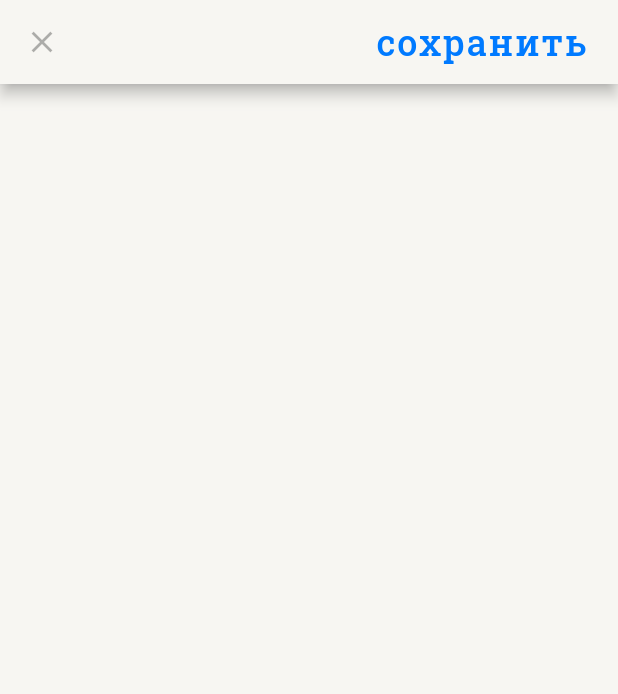
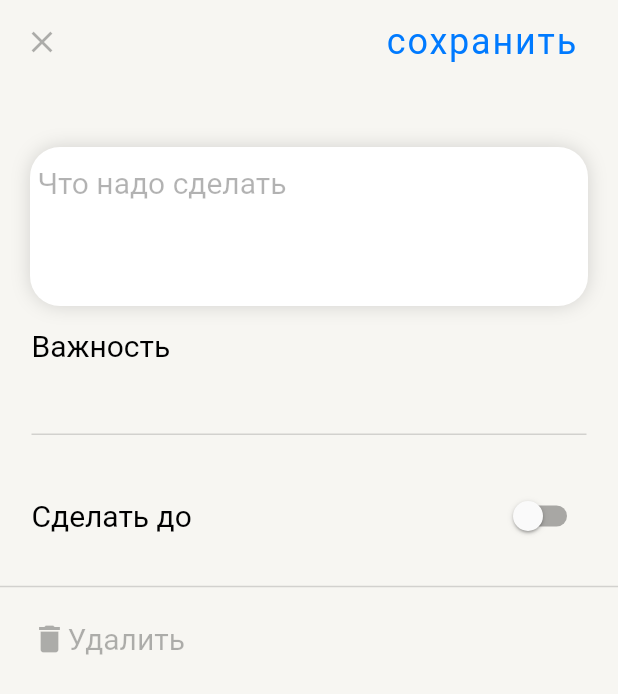
Before and after one commit to medvalna/ToDoList, a Flutter app: the screen it shows after launch, after a tap on the "add" icon, on a phone screen of 412 x 824 dp. Shown: the top 694 px of the screen. Run offline on Flutter 3.47's test engine with Material 2 defaults, Android fonts, the phone set to English and light mode, and no system bars.

Commit message:
full UI of 2 pages

```diff
--- a/lib/adaptivity/colours.dart
+++ b/lib/adaptivity/colours.dart
@@ -2,6 +2,8 @@ import 'package:flutter/material.dart';
 
 const Color maintext = Color(0xFF000000);
 const Color secondarytext = Color(0x4D000000);
+const Color separator = Color(0x33000000);
+const Color disable = Color(0x26000000);
 const Color back_light = Color(0xFFF7F6F2);
 const Color tileback_light = Color(0xFFFFFFFF);
 const Color add = Color(0xFF007AFF);
--- a/lib/main.dart
+++ b/lib/main.dart
@@ -34,7 +34,7 @@ class _HomepageState extends State<Homepage> {
     return MaterialApp(
       title: 'Flutter Demo',
       theme: ThemeData(
-        fontFamily: 'RobotoSlab',
+        //fontFamily: 'RobotoSlab',
       ),
       home: Scaffold(
         backgroundColor: back_light,
--- a/lib/pages/addScreen.dart
+++ b/lib/pages/addScreen.dart
@@ -7,10 +7,9 @@ import 'package:to_do_list/widgets/tasklist.dart';
 
 import 'package:to_do_list/adaptivity/font_sizes.dart';
 
-
-
 class addScreen extends StatefulWidget {
   addScreen({key}) : super();
+
   @override
   State<StatefulWidget> createState() {
     //TODO implement state
@@ -18,11 +17,15 @@ class addScreen extends StatefulWidget {
     return _addScreen();
   }
 }
+
 class _addScreen extends State<addScreen> {
   int _saved;
+  bool _calendar;
+
   @override
   void initState() {
     _saved = 0;
+    _calendar = false;
     super.initState();
   }
 
@@ -31,6 +34,7 @@ class _addScreen extends State<addScreen> {
     return Scaffold(
       backgroundColor: back_light,
       appBar: AppBar(
+        elevation: 0,
         backgroundColor: back_light,
         leading: IconButton(
           onPressed: () {
@@ -46,29 +50,140 @@ class _addScreen extends State<addScreen> {
           children: <Widget>[
             new Spacer(),
             SizedBox(
-              width:150,
-                child:FloatingActionButton(
+              width: 150,
+              child: FloatingActionButton(
                 elevation: 0,
                 backgroundColor: back_light,
-                  shape: BeveledRectangleBorder(
-                      borderRadius: BorderRadius.zero
-                  ),
-                  child: Text('сохранить',
+                shape: BeveledRectangleBorder(borderRadius: BorderRadius.zero),
+                child: Text(
+                  'сохранить',
                   style: TextStyle(fontSize: button, color: add),
                 ),
-                  onPressed: () =>
-                  {
+                onPressed: () => {
                   _saved = _saved + 1,
                   print(_saved),
                   Navigator.pop(context),
                 },
               ),
             ),
+          ],
+        ),
+      ),
+      body: Container(
+        child: Column(
+          children: [
+            Container(
+              margin: EdgeInsets.only(top: 42, left: 20, right: 20),
+              padding: EdgeInsets.all(5),
+              decoration: BoxDecoration(
+                color: tileback_light,
+                borderRadius: BorderRadius.circular(20),
+                boxShadow: const [
+                  BoxShadow(
+                      color: disable,
+                      offset: Offset(0.0, 0.0),
+                      blurRadius: 10.0,
+                      spreadRadius: 0.0),
+                ],
+              ),
+              child: SizedBox(
+                height: 96,
+                child: TextField(
+                  controller: TextEditingController(),
+                  decoration: InputDecoration(
+                    contentPadding: EdgeInsets.only(bottom: 10),
+                    border: InputBorder.none,
+                    hintText: "Что надо сделать",
+                    hintStyle: TextStyle(color: secondarytext, fontSize: body),
+                  ),
+                ),
+              ),
+            ),
+            Container(
+              //color: tileback_light,
+              margin: EdgeInsets.only(top: 10, left: 16, right: 16, bottom: 10),
+              padding: EdgeInsets.all(5),
+              child: Column(
+                children: [
+                  Align(
+                    alignment: Alignment.topLeft,
+                    child: Text(
+                      "Важность",
+                      style: TextStyle(color: maintext, fontSize: body),
+                    ),
+                  ),
+                  TextField(
+                    controller: TextEditingController(),
+                    decoration: InputDecoration(
+                      enabledBorder: UnderlineInputBorder(
+                        borderSide: BorderSide(color: disable),
+                      ),
+                      focusedBorder: UnderlineInputBorder(
+                        borderSide: BorderSide(color: disable),
+                      ),
+                    ),
+                  ),
+                ],
+              ),
+            ),
+            Container(
+              //color: tileback_light,
+              margin: EdgeInsets.only(top: 10, left: 16, right: 16, bottom: 10),
+              padding: EdgeInsets.all(5),
+              child: Column(
+                children: [
+                  Align(
+                    alignment: Alignment.topLeft,
+                    child: Row(
+                      children: [
+                        Text(
+                          "Сделать до",
+                          style: TextStyle(color: maintext, fontSize: body),
+                        ),
+                        new Spacer(),
+                        Switch(
+                          value: _calendar,
+                          activeColor: add,
+                          onChanged: (bool value) {
+                            setState(() {
+                              _calendar = value;
+                              print(_calendar);
+                            });
+                          },
+                        ),
+                      ],
+                    ),
+                  ),
+                ],
+              ),
+            ),
+            const Divider(
+              color: disable,
+              thickness: 1,
+              indent: 0,
+              endIndent: 0,
+            ),
+            Container(
+              margin: EdgeInsets.only(top: 10, left: 16, right: 16, bottom: 10),
+              padding: EdgeInsets.all(5),
+              child: Align(
+                alignment: Alignment.topLeft,
+                child: Row(
+                  children: [
+                    Icon(
+                      Icons.delete,
+                      color: secondarytext,
+                    ),
+                    Text("Удалить",
+                        style: TextStyle(color: secondarytext, fontSize: body))
+                  ],
+                ),
+              ),
+            ),
 
           ],
         ),
       ),
-      body: Center(),
     );
   }
 }
--- a/lib/widgets/appbar.dart
+++ b/lib/widgets/appbar.dart
@@ -27,7 +27,7 @@ class appBar extends StatelessWidget {
             Align(
               alignment: Alignment.topRight,
               child: Container(
-                padding: EdgeInsets.only(right: 25, top: 50),
+                padding: EdgeInsets.only(right: 30, top: 50),
                 //TODO место для кнопки раскрытия сделанных тасок
                 child: Icon(
                   Icons.remove_red_eye,
--- a/lib/widgets/header.dart
+++ b/lib/widgets/header.dart
@@ -8,7 +8,7 @@ class header extends StatelessWidget {
   @override
   Widget build(BuildContext context) {
     return Container(
-      padding: EdgeInsets.only(left: 60, right: 25),
+      padding: EdgeInsets.only(left: 60, right: 30),
       child: Column(
         crossAxisAlignment: CrossAxisAlignment.start,
         children: [
--- a/lib/widgets/tasklist.dart
+++ b/lib/widgets/tasklist.dart
@@ -14,8 +14,15 @@ class taskList extends StatelessWidget {
           Container(
             margin: EdgeInsets.all(5),
             padding: EdgeInsets.only(
-                right: 20, left: 10, top: 10, bottom: 10),
+                right: 25, left: 15, top: 10, bottom: 10),
             decoration: BoxDecoration(
+              boxShadow: const [
+                BoxShadow(
+                    color: separator,
+                    offset: Offset(0.0, 0.0),
+                    blurRadius: 2.0,
+                    spreadRadius: 0.0),
+              ],
               borderRadius: BorderRadius.circular(20),
               color: tileback_light,
             ),
--- a/lib/widgets/todotile.dart
+++ b/lib/widgets/todotile.dart
@@ -14,7 +14,7 @@ class ToDoTile extends StatelessWidget{
     return Row(
       children: [
         SizedBox(
-          width: 40,
+          width: 20,
         ),
         Icon(
           Icons.check_box_outline_blank,
@@ -37,7 +37,7 @@ class ToDoTile extends StatelessWidget{
           Icons.info_outline,
         ),
         SizedBox(
-          height: 30,
+          height: 60,
         ),
       ],
     );
```
Lines whose indentation alone changed are shown as unchanged.
